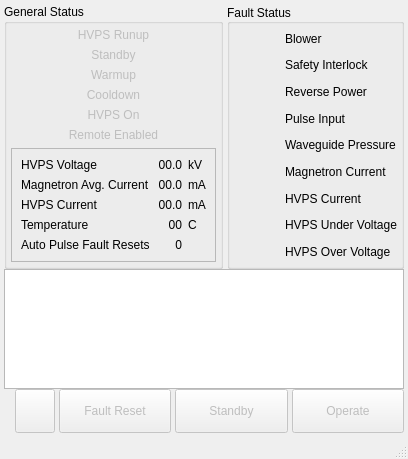
Before: the Qt Designer form src/ka_xmit/KaXmitCtlMainWindow.ui in NCAR/Ka-band_instrument, drawn with Qt 5.
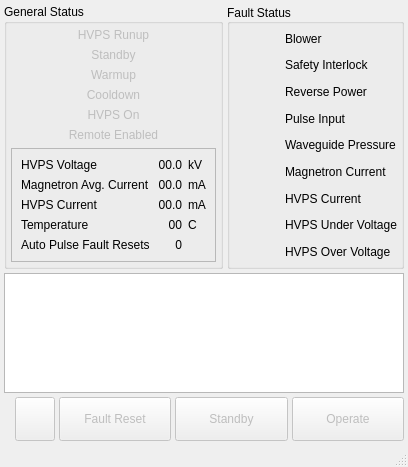
After: the same form once the commit is applied. Icons and pictures are not drawn.

Commit message: Use smaller font in the log area, and loosen the previous layout adjustment which was a bit too tight.

```diff
--- a/src/ka_xmit/KaXmitCtlMainWindow.ui
+++ b/src/ka_xmit/KaXmitCtlMainWindow.ui
@@ -7,7 +7,7 @@
     <x>0</x>
     <y>0</y>
     <width>408</width>
-    <height>459</height>
+    <height>467</height>
    </rect>
   </property>
   <property name="windowTitle">
@@ -16,7 +16,7 @@
   <widget class="QWidget" name="centralwidget">
    <layout class="QVBoxLayout" name="verticalLayout_3">
     <property name="spacing">
-     <number>0</number>
+     <number>4</number>
     </property>
     <property name="margin">
      <number>4</number>
@@ -482,6 +482,11 @@
         <height>120</height>
        </size>
       </property>
+      <property name="font">
+       <font>
+        <pointsize>8</pointsize>
+       </font>
+      </property>
       <property name="lineWrapMode">
        <enum>QPlainTextEdit::WidgetWidth</enum>
       </property>
```
